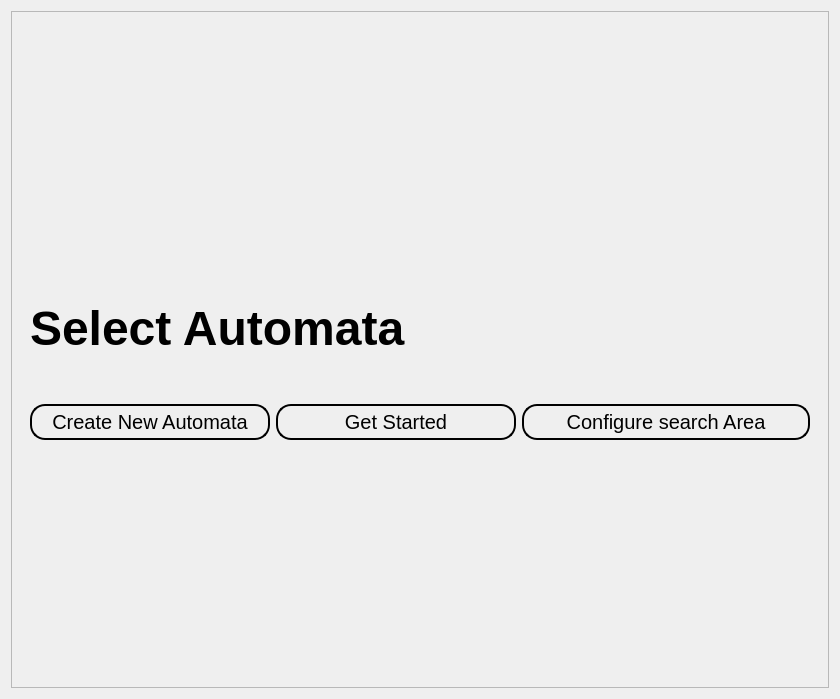
The window that ui/intro.ui (Achu-Worifung/quickMove) describes before a commit, drawn with Qt 5.
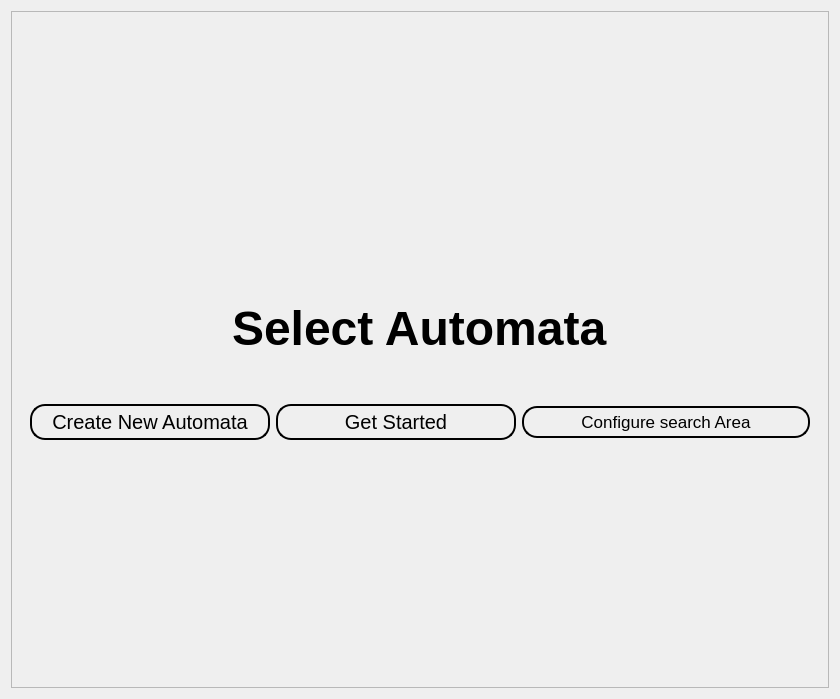
The same window after the commit.

Diff of the .ui file:
```diff
--- a/ui/intro.ui
+++ b/ui/intro.ui
@@ -140,7 +140,7 @@
     border-radius: 15px;
     border-color: black;
     padding: 4px;
-font:20px
+font:17px
 </string>
             </property>
             <property name="text">
@@ -148,7 +148,7 @@
             </property>
            </widget>
           </item>
-          <item row="0" column="0" colspan="3">
+          <item row="0" column="0" colspan="3" alignment="Qt::AlignHCenter">
            <widget class="QLabel" name="label">
             <property name="font">
              <font>
```
Left out of the diff: 5 changed lines with no effect on the pictures.
